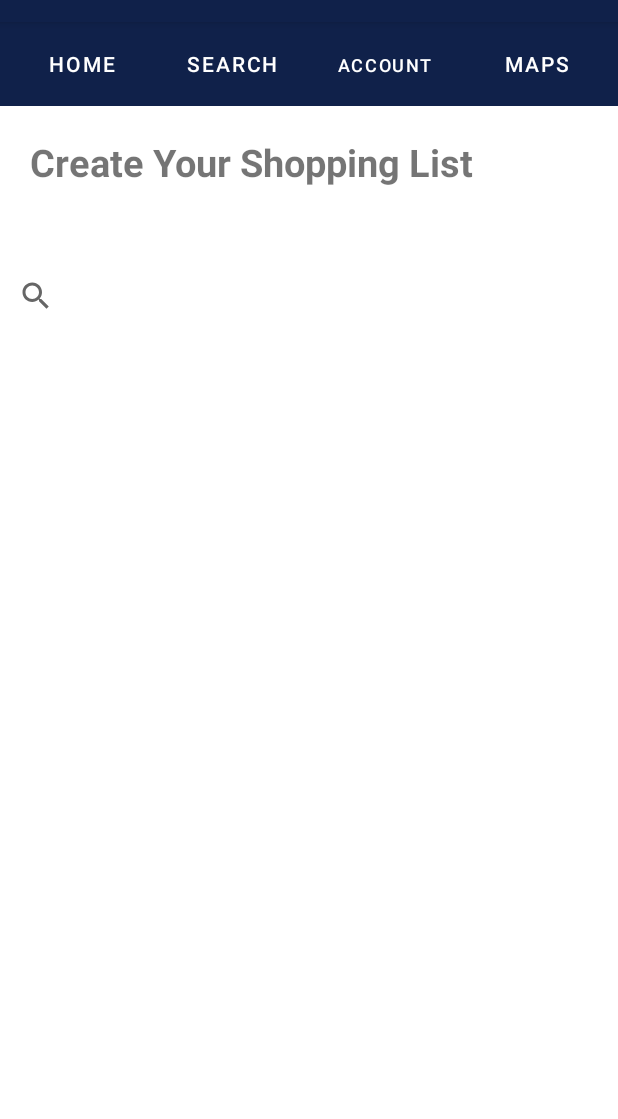
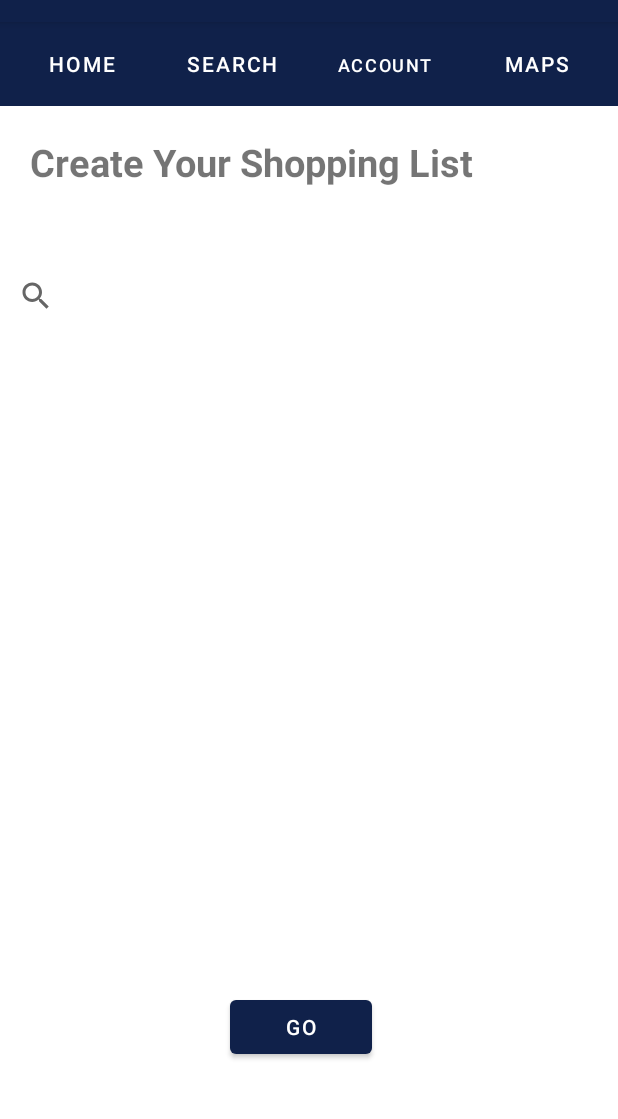
Before and after one commit to BabyKangaroo117/Frugl-APP, an Android app: the CreateList screen opened directly, with no data from a screen before it, on a phone screen of 412 x 824 dp, the part 62-1181 px from its top. Run offline under Robolectric (Android 15) with nearby library versions, the phone set to English and light mode, and no system bars; 2 statements that could not run were skipped.

Commit message:
ListDataPresentation Activity done along with the viewmodel. Createlist now has a button to start the activity and pass in intent. APP IS CRASHING! Check SearchView in activity_create_list.xml

```diff
--- a/app/build.gradle
+++ b/app/build.gradle
@@ -45,6 +45,8 @@ dependencies {
 
     androidTestImplementation 'androidx.test.ext:junit:1.1.5'
     androidTestImplementation 'androidx.test.espresso:espresso-core:3.5.1'
+    androidTestImplementation 'androidx.test.espresso:espresso-intents:3.5.1'
+
     implementation 'androidx.recyclerview:recyclerview:1.2.1'
 
     //retrofit
--- a/app/src/main/res/layout/activity_create_list.xml
+++ b/app/src/main/res/layout/activity_create_list.xml
@@ -60,6 +60,8 @@
                 android:textColor="@android:color/white"
                 android:background="@android:color/transparent"
                 android:gravity="center"/>
+
+
         </LinearLayout>
 
         <!-- title -->
@@ -75,8 +77,10 @@
             android:textStyle="bold"
             android:textSize="25dp" />
 
+
+
         <!-- search bar -->
-        <SearchView
+        <androidx.appcompat.widget.SearchView
             android:id="@+id/search"
             android:layout_width="match_parent"
             android:layout_height="wrap_content"
@@ -96,5 +100,18 @@
             android:layout_marginBottom="152dp"
             android:paddingLeft="20dp" />
 
+        <Button
+            android:id="@+id/RankPrices"
+            android:text="Go"
+            android:layout_width="wrap_content"
+            android:layout_height="wrap_content"
+            android:layout_below="@+id/search"
+            android:layout_alignParentStart="true"
+            android:layout_alignParentEnd="true"
+            android:layout_marginStart="153dp"
+            android:layout_marginTop="439dp"
+            android:layout_marginEnd="164dp" />
+
+
     </RelativeLayout>
 </ScrollView>
```
Also changed, not shown: app/src/main/java/com/example/frugl_app/ui/list/CreateList.kt (+27 -0 lines), app/src/main/java/com/example/frugl_app/ui/rank/ListDataPresentation.kt (+11 -7 lines), app/src/main/java/com/example/frugl_app/ui/rank/ListDataPresentationViewModel.kt (+12 -8 lines), 2 other files.
